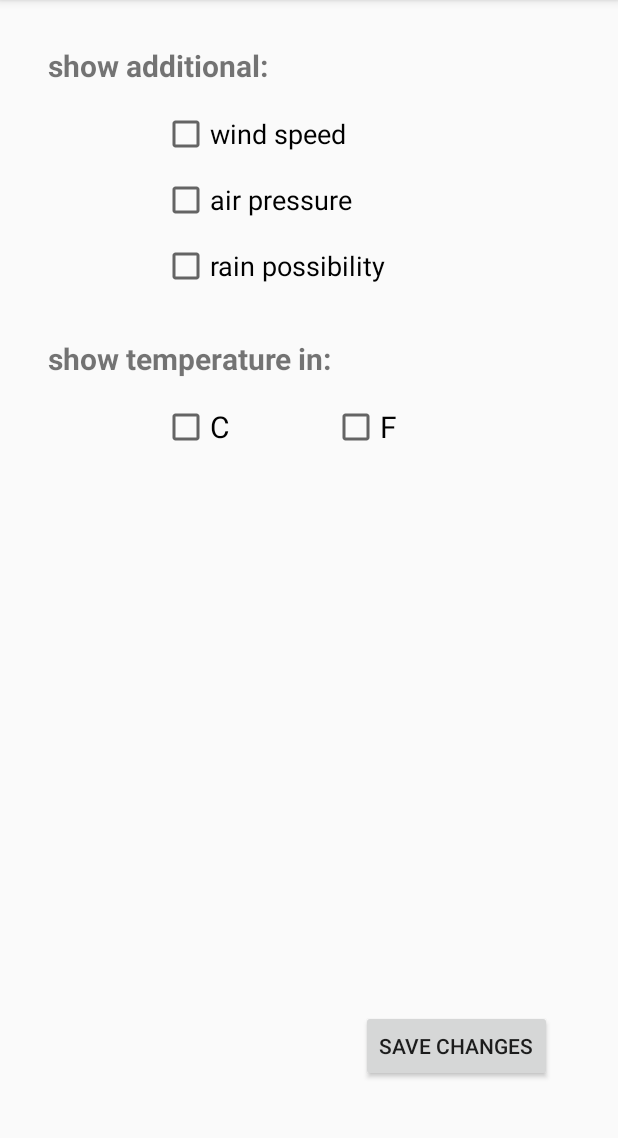
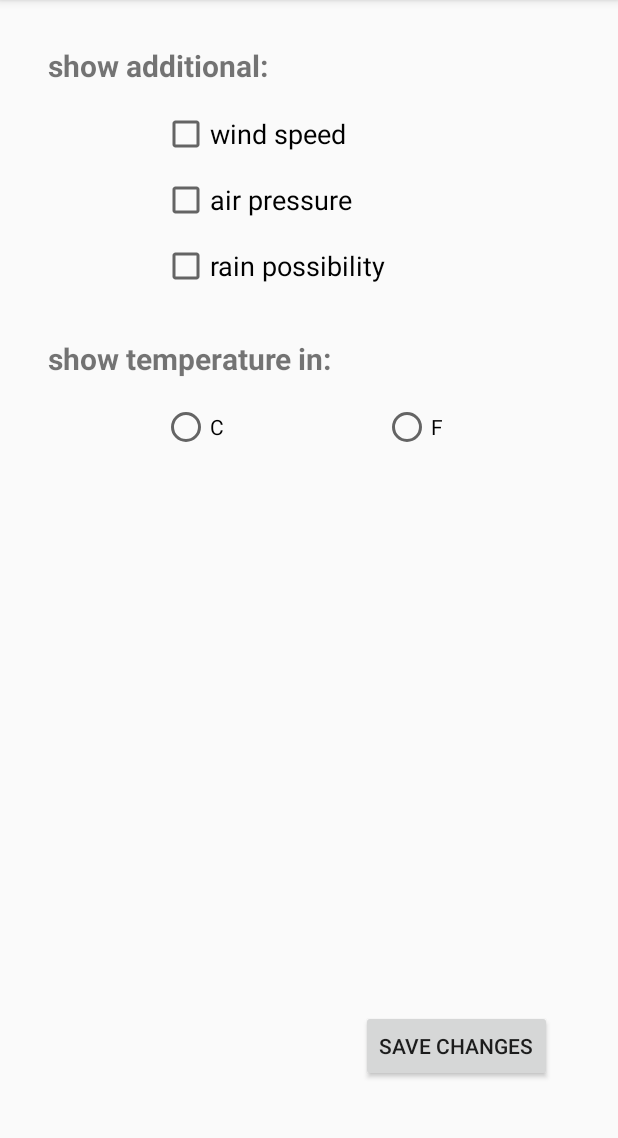
Before and after one commit to Serggithub777/WeatherApp, an Android app: the SettingsScreenActivity screen opened directly, with no data from a screen before it, on a phone screen of 412 x 824 dp, the part 84-1222 px from its top. Run offline under Robolectric (Android 15) with nearby library versions, the phone set to English and light mode, and no system bars.

Commit message:
Переделал в макете add_settings чекбоксы установки единиц измерения температуры С и F на RadioButton

```diff
--- a/WeatherApp/app/build.gradle
+++ b/WeatherApp/app/build.gradle
@@ -31,4 +31,5 @@ dependencies {
     testImplementation 'junit:junit:4.12'
     androidTestImplementation 'androidx.test.ext:junit:1.1.1'
     androidTestImplementation 'androidx.test.espresso:espresso-core:3.2.0'
+    implementation 'com.google.android.material:material:1.1.0'
 }
--- a/WeatherApp/app/src/main/java/com/example/weatherapp/SaveParametrs.java
+++ b/WeatherApp/app/src/main/java/com/example/weatherapp/SaveParametrs.java
@@ -17,8 +17,8 @@ public final class SaveParametrs {
         return temperatureMesuriment;
     }
 
-    public void setTemperatureMesuriment(String temperatureMesuriment) {
-        this.temperatureMesuriment = temperatureMesuriment;
+    public void setTemperatureMesuriment(String set) {
+        this.temperatureMesuriment = set;
     }
 
     private String temperatureMesuriment;
--- a/WeatherApp/app/src/main/java/com/example/weatherapp/SettingsScreenActivity.java
+++ b/WeatherApp/app/src/main/java/com/example/weatherapp/SettingsScreenActivity.java
@@ -23,15 +23,12 @@ public class SettingsScreenActivity extends AppCompatActivity {
     private String checkBoxShowWindEnabled;
     private String checkBoxShowPressureEnabled;
     private String checkBoxShowRainProbablyEnabled;
-    private String temperatureMesuriment;
-
+    final SaveParametrs instance = SaveParametrs.getInstance();
     @Override
     protected void onCreate(Bundle savedInstanceState) {
         super.onCreate(savedInstanceState);
         setContentView(R.layout.add_settings);
         Log.d(MY_LOG, "SettingsScreenActivity onCreate()");
-
-        final SaveParametrs instance = SaveParametrs.getInstance();
 
         checkBoxShowWind = findViewById(R.id.checkBoxShowWind);
         checkBoxShowPressure = findViewById(R.id.checkBoxShowPressure);
@@ -49,6 +46,10 @@ public class SettingsScreenActivity extends AppCompatActivity {
         saveChanges.setOnClickListener(listenerSaveChanges);
     }
 
+    public void onCheckBoxTempMesurClicked(View view) {
+
+    }
+
     private void makeToast(String msg) {
         Toast.makeText(getApplicationContext(), msg, Toast.LENGTH_SHORT).show();
         Log.d(MY_LOG, msg);
--- a/WeatherApp/app/src/main/res/layout-land/add_settings.xml
+++ b/WeatherApp/app/src/main/res/layout-land/add_settings.xml
@@ -57,6 +57,7 @@
         app:layout_constraintEnd_toEndOf="parent"
         app:layout_constraintTop_toBottomOf="@+id/checkBoxShowRainProbably"
         app:layout_constraintVertical_bias="0.994" />
+
     <TextView
         android:id="@+id/textViewShowTempMesur"
         android:layout_width="wrap_content"
@@ -69,24 +70,26 @@
         app:layout_constraintStart_toStartOf="parent"
         app:layout_constraintTop_toBottomOf="@+id/checkBoxShowRainProbably" />
 
-    <CheckBox
-        android:id="@+id/checkBoxSetTempCelcium"
+    <RadioGroup
         android:layout_width="wrap_content"
         android:layout_height="wrap_content"
         android:layout_marginStart="76dp"
         android:layout_marginTop="16dp"
-        android:text="@string/checkBoxSetTempCelcium"
-        android:textSize="20sp"
+        android:orientation="horizontal"
         app:layout_constraintStart_toStartOf="@+id/textViewShowTempMesur"
-        app:layout_constraintTop_toBottomOf="@+id/textViewShowTempMesur" />
+        app:layout_constraintTop_toBottomOf="@+id/textViewShowTempMesur">
 
-    <CheckBox
-        android:id="@+id/checkBoxSetTempFahren"
-        android:layout_width="wrap_content"
-        android:layout_height="wrap_content"
-        android:layout_marginStart="68dp"
-        android:text="@string/checkboxSetTempFahren"
-        android:textSize="20sp"
-        app:layout_constraintBottom_toBottomOf="@+id/checkBoxSetTempCelcium"
-        app:layout_constraintStart_toEndOf="@+id/checkBoxSetTempCelcium" />
+        <RadioButton
+            android:id="@+id/radioButtonSetTempMesurCelcium"
+            android:layout_width="match_parent"
+            android:layout_height="wrap_content"
+            android:text="@string/radioButtonSetTempCelcium" />
+
+        <RadioButton
+            android:id="@+id/radioButtonSetTempMesurFahren"
+            android:layout_width="match_parent"
+            android:layout_height="wrap_content"
+            android:layout_marginStart="106dp"
+            android:text="@string/radioButtonSetTempFahren" />
+    </RadioGroup>
 </androidx.constraintlayout.widget.ConstraintLayout>
--- a/WeatherApp/app/src/main/res/layout/add_settings.xml
+++ b/WeatherApp/app/src/main/res/layout/add_settings.xml
@@ -72,25 +72,28 @@
         app:layout_constraintStart_toStartOf="parent"
         app:layout_constraintTop_toBottomOf="@+id/checkBoxShowRainProbably" />
 
-    <CheckBox
-        android:id="@+id/checkBoxSetTempCelcium"
+    <RadioGroup
         android:layout_width="wrap_content"
         android:layout_height="wrap_content"
         android:layout_marginStart="76dp"
         android:layout_marginTop="16dp"
-        android:text="@string/checkBoxSetTempCelcium"
-        android:textSize="20sp"
+        android:orientation="horizontal"
         app:layout_constraintStart_toStartOf="@+id/textViewShowTempMesur"
-        app:layout_constraintTop_toBottomOf="@+id/textViewShowTempMesur" />
+        app:layout_constraintTop_toBottomOf="@+id/textViewShowTempMesur">
 
-    <CheckBox
-        android:id="@+id/checkBoxSetTempFahren"
-        android:layout_width="wrap_content"
-        android:layout_height="wrap_content"
-        android:layout_marginStart="68dp"
-        android:text="@string/checkboxSetTempFahren"
-        android:textSize="20sp"
-        app:layout_constraintBottom_toBottomOf="@+id/checkBoxSetTempCelcium"
-        app:layout_constraintStart_toEndOf="@+id/checkBoxSetTempCelcium" />
+        <RadioButton
+            android:id="@+id/radioButtonSetTempMesurCelcium"
+            android:layout_width="match_parent"
+            android:layout_height="wrap_content"
+            android:text="@string/radioButtonSetTempCelcium" />
+
+        <RadioButton
+            android:id="@+id/radioButtonSetTempMesurFahren"
+            android:layout_width="match_parent"
+            android:layout_height="wrap_content"
+            android:layout_marginStart="106dp"
+            android:text="@string/radioButtonSetTempFahren" />
+    </RadioGroup>
+
 
 </androidx.constraintlayout.widget.ConstraintLayout>
--- a/WeatherApp/app/src/main/res/values/strings.xml
+++ b/WeatherApp/app/src/main/res/values/strings.xml
@@ -29,6 +29,6 @@
     <string name="textviewProbablyMesur">%</string>
     <string name="editTextEnterCity">EnterCity</string>
     <string name="textviewShowTempMesur">show temperature in:</string>
-    <string name="checkBoxSetTempCelcium">C</string>
-    <string name="checkboxSetTempFahren">F</string>
+    <string name="radioButtonSetTempCelcium">C</string>
+    <string name="radioButtonSetTempFahren">F</string>
 </resources>
```
